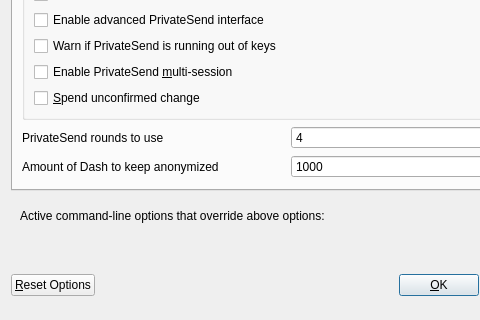
mceme/ImageCash, file src/qt/forms/optionsdialog.ui: the form before one commit; both pictures show x 0 to 480 and y 117 to 437 of the 576 by 437 pixel window.
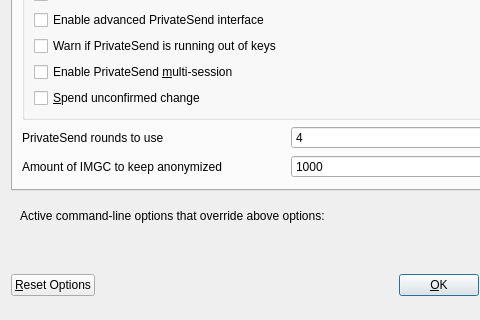
The form after the commit. The open tabs and pages were chosen to show the change. Custom widgets are drawn as their Qt base class.

What changed in the file:
```diff
--- a/src/qt/forms/optionsdialog.ui
+++ b/src/qt/forms/optionsdialog.ui
@@ -253,7 +253,7 @@
             <string notr="true"/>
            </property>
            <property name="text">
-            <string>Amount of Dash to keep anonymized</string>
+            <string>Amount of IMGC to keep anonymized</string>
            </property>
           </widget>
          </item>
```
